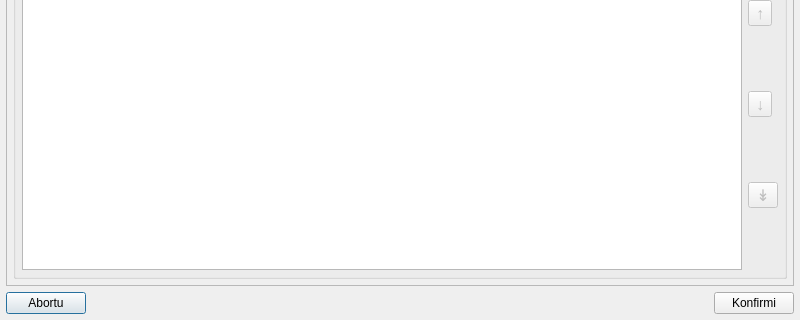
Above: konfiguro.ui from MDCremer/Gradivus before the change; both pictures show x 0 to 800 and y 280 to 600 of the 800 by 600 pixel window. Below: the same form after it.
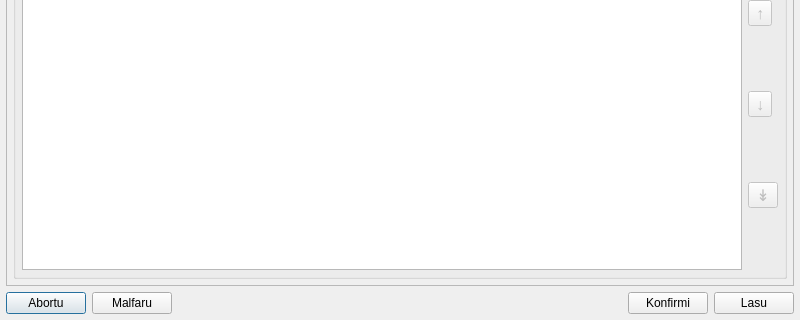
That is the form after the change.

The edit to the form file:
```diff
--- a/konfiguro.ui
+++ b/konfiguro.ui
@@ -213,6 +213,13 @@
        </property>
       </widget>
      </item>
+     <item>
+      <widget class="QPushButton" name="malfaru">
+       <property name="text">
+        <string>Malfaru</string>
+       </property>
+      </widget>
+     </item>
      <item>
       <spacer name="horizontalSpacer">
        <property name="orientation">
@@ -233,6 +240,13 @@
        </property>
       </widget>
      </item>
+     <item>
+      <widget class="QPushButton" name="lasu">
+       <property name="text">
+        <string>Lasu</string>
+       </property>
+      </widget>
+     </item>
     </layout>
    </item>
   </layout>
```
Left out of the diff: 2 changed lines with no effect on the pictures.
